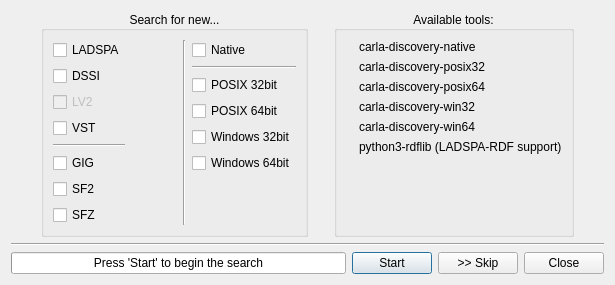
First picture: the form in resources/ui/carla_refresh.ui, repository falkTX/Carla, before the edit.
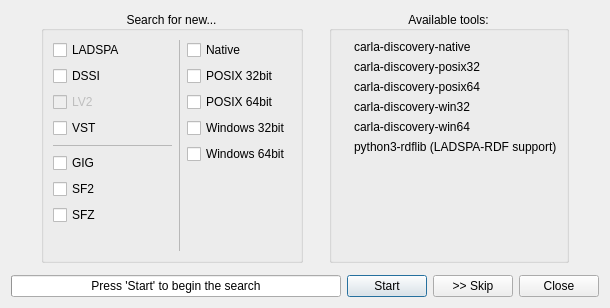
Second picture: the form after the edit. Icons and pictures are not drawn.

The edit to the form file:
```diff
--- a/resources/ui/carla_refresh.ui
+++ b/resources/ui/carla_refresh.ui
@@ -6,8 +6,8 @@
    <rect>
     <x>0</x>
     <y>0</y>
-    <width>615</width>
-    <height>255</height>
+    <width>610</width>
+    <height>308</height>
    </rect>
   </property>
   <property name="windowTitle">
@@ -76,6 +76,12 @@
           </item>
           <item>
            <widget class="Line" name="line_3">
+            <property name="lineWidth">
+             <number>0</number>
+            </property>
+            <property name="midLineWidth">
+             <number>1</number>
+            </property>
             <property name="orientation">
              <enum>Qt::Horizontal</enum>
             </property>
@@ -102,6 +108,19 @@
             </property>
            </widget>
           </item>
+          <item>
+           <spacer name="horizontalSpacer_4">
+            <property name="orientation">
+             <enum>Qt::Horizontal</enum>
+            </property>
+            <property name="sizeHint" stdset="0">
+             <size>
+              <width>40</width>
+              <height>5</height>
+             </size>
+            </property>
+           </spacer>
+          </item>
           <item>
            <spacer name="verticalSpacer_3">
             <property name="orientation">
@@ -117,21 +136,14 @@
           </item>
          </layout>
         </item>
-        <item>
-         <spacer name="horizontalSpacer_4">
-          <property name="orientation">
-           <enum>Qt::Horizontal</enum>
-          </property>
-          <property name="sizeHint" stdset="0">
-           <size>
-            <width>40</width>
-            <height>5</height>
-           </size>
-          </property>
-         </spacer>
-        </item>
         <item>
          <widget class="Line" name="line_2">
+          <property name="lineWidth">
+           <number>0</number>
+          </property>
+          <property name="midLineWidth">
+           <number>1</number>
+          </property>
           <property name="orientation">
            <enum>Qt::Vertical</enum>
           </property>
@@ -146,13 +158,6 @@
             </property>
            </widget>
           </item>
-          <item>
-           <widget class="Line" name="line_4">
-            <property name="orientation">
-             <enum>Qt::Horizontal</enum>
-            </property>
-           </widget>
-          </item>
           <item>
            <widget class="QCheckBox" name="ch_posix32">
             <property name="text">
@@ -387,6 +392,22 @@
      </item>
     </layout>
    </item>
+   <item>
+    <spacer name="verticalSpacer_5">
+     <property name="orientation">
+      <enum>Qt::Vertical</enum>
+     </property>
+     <property name="sizeType">
+      <enum>QSizePolicy::Fixed</enum>
+     </property>
+     <property name="sizeHint" stdset="0">
+      <size>
+       <width>20</width>
+       <height>6</height>
+      </size>
+     </property>
+    </spacer>
+   </item>
    <item>
     <spacer name="verticalSpacer">
      <property name="orientation">
@@ -400,13 +421,6 @@
      </property>
     </spacer>
    </item>
-   <item>
-    <widget class="Line" name="line">
-     <property name="orientation">
-      <enum>Qt::Horizontal</enum>
-     </property>
-    </widget>
-   </item>
    <item>
     <layout class="QHBoxLayout" name="horizontalLayout">
      <item>
```
